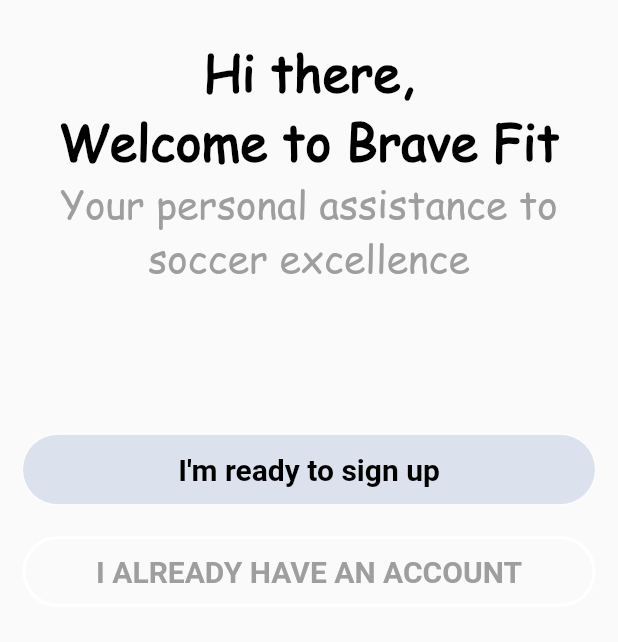
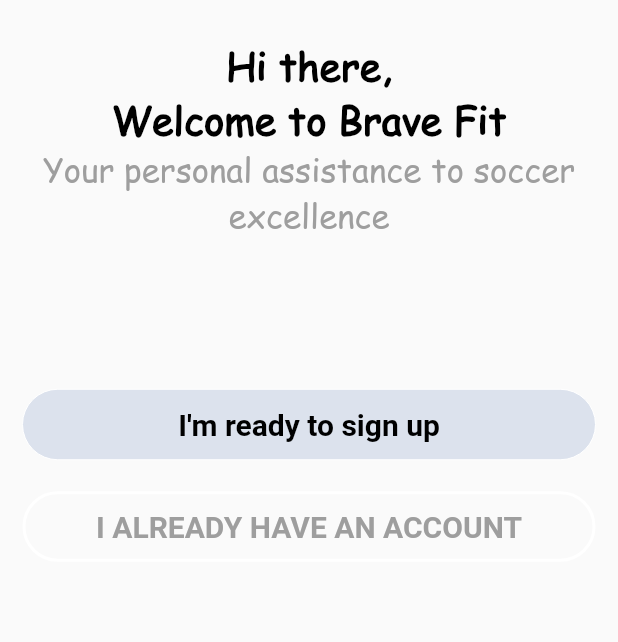
Before and after one commit to Sophie627/flutter-fitness, a Flutter app: the screen it shows after launch, on a phone screen of 412 x 824 dp, the part 342-984 px from its top. Run offline on Flutter 3.47's test engine with Material 2 defaults, Android fonts, the phone set to English and light mode, and no system bars; our stand-ins replace audioplayers, carousel_slider, cloud_firestore, firebase_auth, flutter_swiper, shared_preferences and 4 more; missing offline and left inert: mailer; accounts and stored records are empty; Roboto replaces fonts that are missing (OpenSans); statements that could not run were skipped.

Commit message:
update welcome screen

```diff
--- a/lib/ui/screens/welcome_screen.dart
+++ b/lib/ui/screens/welcome_screen.dart
@@ -44,7 +44,7 @@
               style: TextStyle(
                 color: Colors.black,
                 decoration: TextDecoration.none,
-                fontSize: 33.0,
+                fontSize: 26.0,
                 fontWeight: FontWeight.w700,
                 fontFamily: "Comic",
               ),
@@ -59,7 +59,7 @@
               style: TextStyle(
                 color: Colors.black,
                 decoration: TextDecoration.none,
-                fontSize: 33.0,
+                fontSize: 26.0,
                 fontWeight: FontWeight.w700,
                 fontFamily: "Comic",
               ),
@@ -74,7 +74,7 @@
               style: TextStyle(
                 color: Colors.grey,
                 decoration: TextDecoration.none,
-                fontSize: 26.0,
+                fontSize: 22.0,
                 fontWeight: FontWeight.w300,
                 fontFamily: "Comic",
               ),
```
Also changed, not shown: 1 other file.
